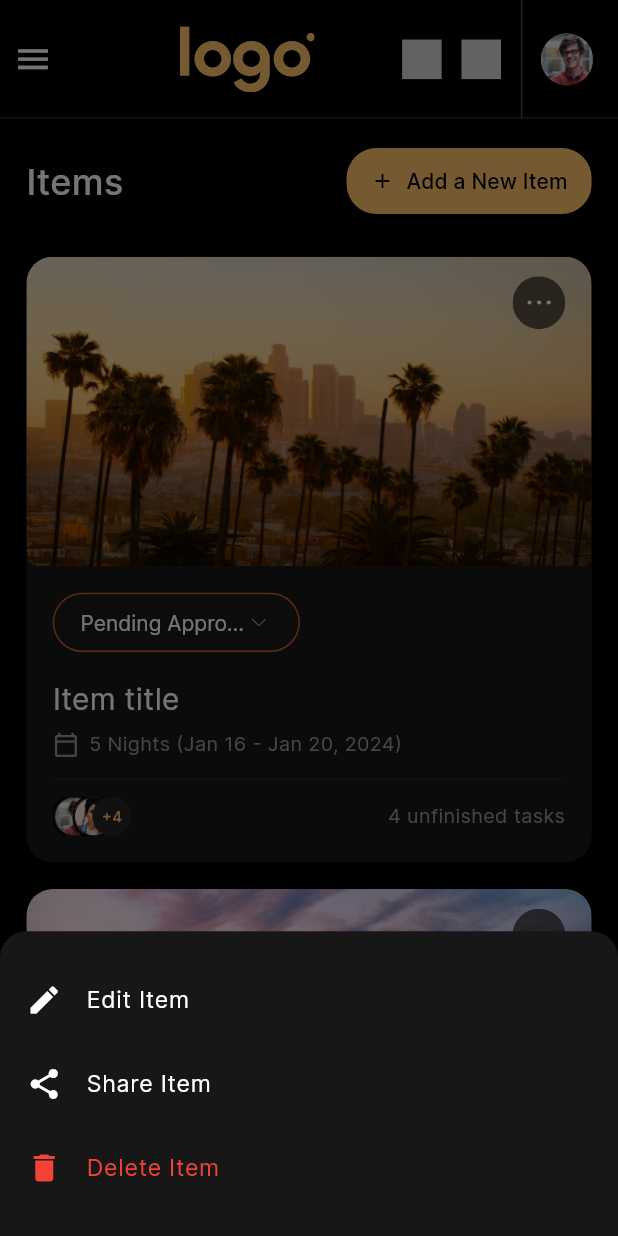
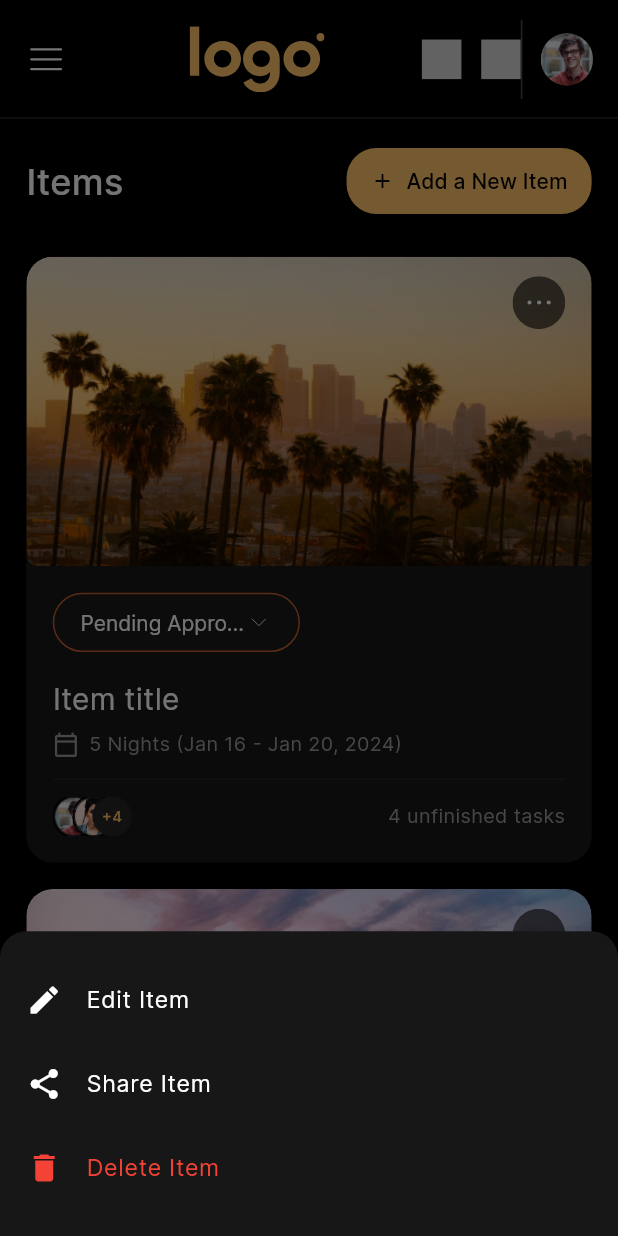
Before and after one commit to abdo-essam/travel_task_web, a Flutter app: the screen it shows after launch, after a tap on an icon or button, on a phone screen of 412 x 824 dp. Run offline on Flutter 3.47's test engine with Material 3 defaults, Android fonts, the phone set to English and light mode, and no system bars; our stand-ins replace cached_network_image, flutter_svg.

Commit message:
feat(ui): Implement mobile navigation drawer toggle
Adds a close button to the mobile navigation drawer and integrates
drawer opening/closing with the main TripsScreen.  This provides
better UX by allowing the user to easily close the drawer.

```diff
--- a/lib/presentation/trips_screen/trips_screen.dart
+++ b/lib/presentation/trips_screen/trips_screen.dart
@@ -2,6 +2,7 @@ import 'package:flutter/material.dart';
 import '../../core/app_export.dart';
 import '../../models/trip_model.dart';
 import '../../widgets/trip_card.dart';
+import 'widgets/app_bar/appbar_leading_image.dart';
 import 'widgets/app_bar/appbar_title_image.dart';
 import 'widgets/app_bar/appbar_trailing_image.dart';
 import 'widgets/app_bar/appbar_trailing_image_one.dart';
@@ -33,6 +34,12 @@ class _TripsScreenState extends State<TripsScreen> {
                 onItemSelected: (index) {
                   setState(() {
                     _selectedNavIndex = index;
+                    _isDrawerOpen = false; // Close drawer after selection
+                  });
+                },
+                onClose: () {
+                  setState(() {
+                    _isDrawerOpen = false; // Close drawer when close button is pressed
                   });
                 },
               ),
@@ -67,15 +74,15 @@ class _TripsScreenState extends State<TripsScreen> {
   PreferredSizeWidget _buildHeader(BuildContext context) {
     return CustomAppBar(
       leadingWidth: 40.h,
-      leading: IconButton(
-        icon: Icon(
-          _isDrawerOpen ? Icons.menu_open : Icons.menu,
-          color: Colors.white,
-          size: 24.h,
-        ),
-        onPressed: () {
+      // Only show the menu icon when drawer is closed
+      leading: _isDrawerOpen
+          ? null  // No leading widget when drawer is open
+          : AppbarLeadingImage(
+        imagePath: ImageConstant.imgLinearInterface,
+        margin: EdgeInsets.only(left: 16.h),
+        onTap: () {
           setState(() {
-            _isDrawerOpen = !_isDrawerOpen;
+            _isDrawerOpen = true; // Open drawer
           });
         },
       ),
@@ -85,7 +92,7 @@ class _TripsScreenState extends State<TripsScreen> {
           imagePath: ImageConstant.imgLogoipsum3321,
           height: 40.h,
           width: 82.h,
-          margin: EdgeInsets.only(left: 16.h),
+          margin: EdgeInsets.only(left: _isDrawerOpen ? 0 : 16.h),
         ),
       ),
       actions: [
@@ -95,7 +102,7 @@ class _TripsScreenState extends State<TripsScreen> {
           margin: EdgeInsets.only(left: 12.h),
         ),
         Padding(
-          padding: EdgeInsets.only(left: 12.h),
+          padding: EdgeInsets.symmetric(vertical: 12.h), // Vertical padding as requested
           child: VerticalDivider(
             width: 1.h,
             thickness: 1.h,
```
Also changed, not shown: lib/presentation/trips_screen/widgets/mobile_navigation_drawer.dart (+15 -1 lines).
